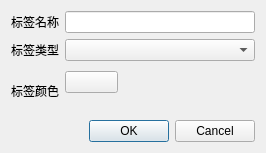
Old version of the form code/SettingDialog.ui in the repository miraclefish/EEGLabelTool.
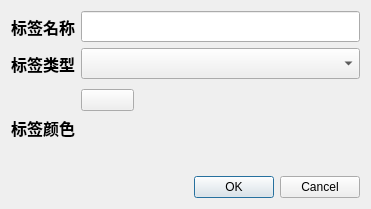
New version of the form.

Diff of the .ui file:
```diff
--- a/code/SettingDialog.ui
+++ b/code/SettingDialog.ui
@@ -6,8 +6,8 @@
    <rect>
     <x>0</x>
     <y>0</y>
-    <width>266</width>
-    <height>153</height>
+    <width>371</width>
+    <height>209</height>
    </rect>
   </property>
   <property name="windowTitle">
@@ -27,13 +27,30 @@
          <verstretch>1</verstretch>
         </sizepolicy>
        </property>
+       <property name="font">
+        <font>
+         <family>微软雅黑</family>
+         <pointsize>12</pointsize>
+         <weight>75</weight>
+         <bold>true</bold>
+        </font>
+       </property>
        <property name="text">
         <string>标签名称</string>
        </property>
       </widget>
      </item>
      <item row="0" column="1">
-      <widget class="QLineEdit" name="LineEdit"/>
+      <widget class="QLineEdit" name="LineEdit">
+       <property name="font">
+        <font>
+         <family>微软雅黑</family>
+         <pointsize>12</pointsize>
+         <weight>75</weight>
+         <bold>true</bold>
+        </font>
+       </property>
+      </widget>
      </item>
      <item row="1" column="0">
       <widget class="QLabel" name="Label_2">
@@ -43,13 +60,30 @@
          <verstretch>1</verstretch>
         </sizepolicy>
        </property>
+       <property name="font">
+        <font>
+         <family>微软雅黑</family>
+         <pointsize>12</pointsize>
+         <weight>75</weight>
+         <bold>true</bold>
+        </font>
+       </property>
        <property name="text">
         <string>标签类型</string>
        </property>
       </widget>
      </item>
      <item row="1" column="1">
-      <widget class="QComboBox" name="ComboBox"/>
+      <widget class="QComboBox" name="ComboBox">
+       <property name="font">
+        <font>
+         <family>微软雅黑</family>
+         <pointsize>12</pointsize>
+         <weight>75</weight>
+         <bold>true</bold>
+        </font>
+       </property>
+      </widget>
      </item>
      <item row="2" column="0">
       <widget class="QLabel" name="Label_3">
@@ -59,6 +93,14 @@
          <verstretch>2</verstretch>
         </sizepolicy>
        </property>
+       <property name="font">
+        <font>
+         <family>微软雅黑</family>
+         <pointsize>12</pointsize>
+         <weight>75</weight>
+         <bold>true</bold>
+        </font>
+       </property>
        <property name="text">
         <string>标签颜色</string>
        </property>
```
